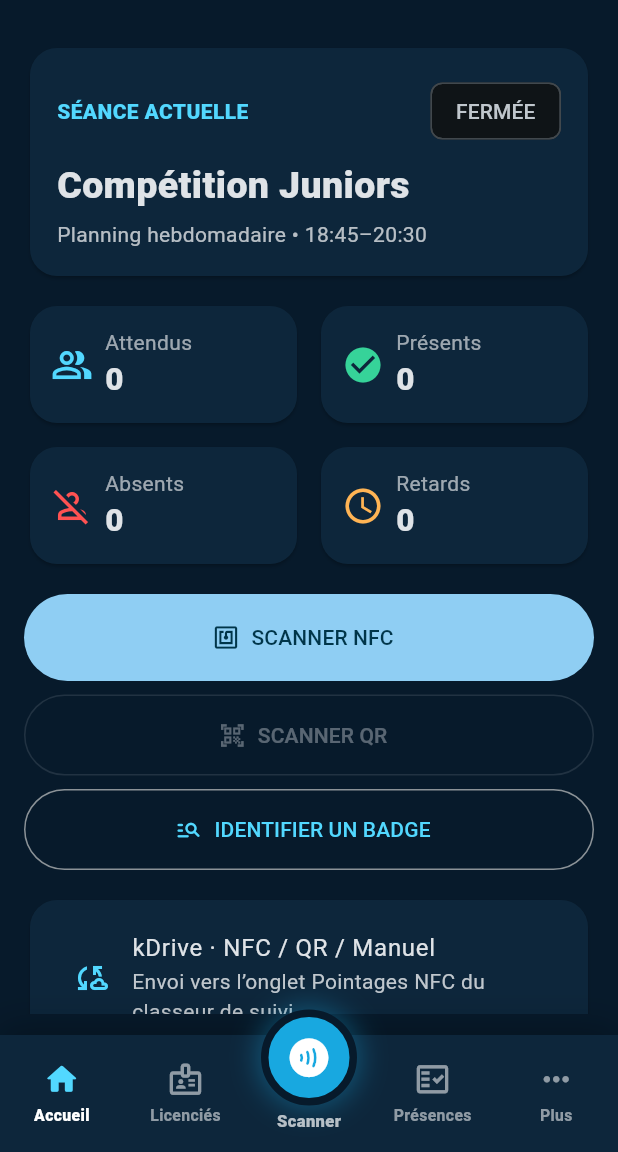
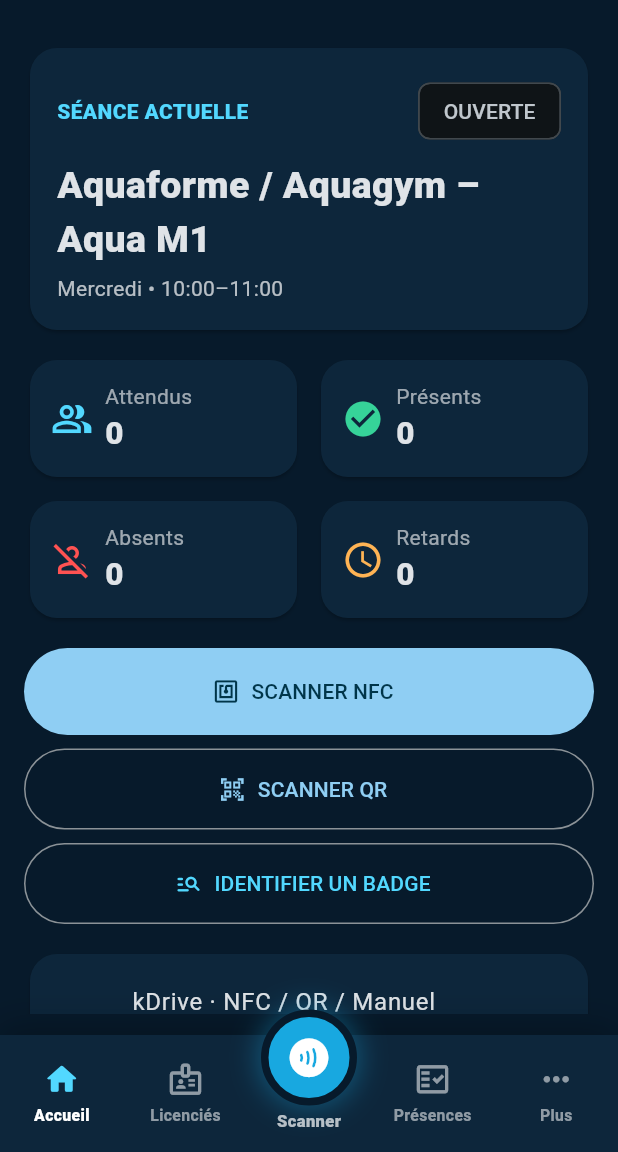
Before and after one commit to arcenickteam/ClubNage-NFC, a Flutter app: the screen it shows after launch, on a phone screen of 412 x 824 dp, the part 84-1236 px from its top. Run offline on Flutter 3.47's test engine with Material 3 defaults, Android fonts, the phone set to English and light mode, and no system bars; our stand-ins replace file_picker, flutter_secure_storage, shared_preferences; missing offline and left inert: flutter_appauth, mobile_scanner, nfc_manager.

Commit message:
V7.22 - Planning complet et pointage manuel scanner

```diff
--- a/lib/main.dart
+++ b/lib/main.dart
@@ -143,7 +143,8 @@ class _ClubNageHomeState extends State<ClubNageHome> with WidgetsBindingObserver
 
 
 
-  // Créneaux « Validé » du référentiel V8. Les créneaux à confirmer ne sont pas auto-ouverts.
+  // Les 26 créneaux « Validé » du Planning référentiel V8 (kDrive).
+  // Ne pas inclure les séances « Sur demande » dans les ouvertures automatiques.
   static const _weeklySlots = <Map<String, Object>>[
     {'id':'officiel-01','label':'Junior','groups':['Junior'],'weekday':1,'start':'18:45','end':'20:30'},
     {'id':'officiel-02','label':'Junior','groups':['Junior'],'weekday':2,'start':'19:15','end':'20:45'},
@@ -164,10 +165,32 @@ class _ClubNageHomeState extends State<ClubNageHome> with WidgetsBindingObserver
     {'id':'officiel-17','label':'Adultes','groups':['Adultes'],'weekday':1,'start':'19:30','end':'20:30'},
     {'id':'officiel-18','label':'Adultes','groups':['Adultes'],'weekday':4,'start':'12:00','end':'13:00'},
     {'id':'officiel-19','label':'Adultes','groups':['Adultes'],'weekday':4,'start':'19:30','end':'20:30'},
+    // V7.22 : créneaux manquants du référentiel officiel (Jaunes et Aquaforme).
+    // Les identifiants de groupe doivent correspondre exactement à la colonne
+    // « Créneau » de la base licenciés pour respecter les autorisations V8.
+    {'id':'officiel-20','label':'Débutants – Jaune M','groups':['Jaune M'],'weekday':3,'start':'11:00','end':'11:45'},
+    {'id':'officiel-21','label':'Débutants – Jaune S1','groups':['Jaune S1'],'weekday':6,'start':'09:30','end':'10:15'},
+    {'id':'officiel-22','label':'Débutants – Jaune S2','groups':['Jaune S2'],'weekday':6,'start':'10:15','end':'11:00'},
+    {'id':'officiel-23','label':'Aquaforme / Aquagym – Aqua M1','groups':['Aqua M1'],'weekday':3,'start':'10:00','end':'11:00'},
+    {'id':'officiel-24','label':'Aquaforme / Aquagym – Aqua M2','groups':['Aqua M2'],'weekday':3,'start':'12:30','end':'13:30'},
+    {'id':'officiel-25','label':'Aquaforme / Aquagym – Aqua V','groups':['Aqua V'],'weekday':5,'start':'20:00','end':'21:00'},
+    {'id':'officiel-26','label':'Aquaforme / Aquagym – Aqua S','groups':['Aqua S'],'weekday':6,'start':'09:00','end':'09:30'},
   ];
   String _dayName(int w) => const ['', 'Lundi','Mardi','Mercredi','Jeudi','Vendredi','Samedi','Dimanche'][w];
   DateTime _at(DateTime d,String t){final p=t.split(':');return DateTime(d.year,d.month,d.day,int.parse(p[0]),int.parse(p[1]));}
-  List<Map<String,Object>> get _todaySlots => _weeklySlots.where((s)=>s['weekday']==DateTime.now().weekday).toList();
+  // Afficher le planning chronologiquement, même si les groupes sont
+  // déclarés par famille dans le référentiel statique.
+  List<Map<String,Object>> get _sortedWeeklySlots {
+    final sorted = _weeklySlots.toList();
+    sorted.sort((a, b) {
+      final byDay = (a['weekday'] as int).compareTo(b['weekday'] as int);
+      return byDay != 0 ? byDay :
+          (a['start'] as String).compareTo(b['start'] as String);
+    });
+    return sorted;
+  }
+  List<Map<String,Object>> get _todaySlots => _sortedWeeklySlots
+      .where((s) => s['weekday'] == DateTime.now().weekday).toList();
   List<String> _slotGroups(Map<String,Object> s)=>List<String>.from(s['groups'] as List);
   bool _slotCanOpen(Map<String,Object> s){final n=DateTime.now(),st=_at(n,s['start'] as String),en=_at(n,s['end'] as String);return !n.isBefore(st.subtract(const Duration(minutes:30)))&&n.isBefore(en.add(const Duration(minutes:15)));}
   List<Member> _membersForGroups(List<String> ids)=>members.where((m)=>ids.any((id)=>SlotAuthorization.permission(m,id)==SlotPermission.authorized)).toList();
@@ -1473,6 +1496,23 @@ class _ClubNageHomeState extends State<ClubNageHome> with WidgetsBindingObserver
                 label: const Text('UTILISER LE QR DE SECOURS'),
                 style: OutlinedButton.styleFrom(
                   minimumSize: const Size.fromHeight(52),
+                ),
+              ),
+
+              // Accès direct à l'appel manuel pour la séance sélectionnée.
+              // _go(5) arrête le lecteur NFC si nécessaire et conserve
+              // activeSession : aucune séance exceptionnelle n'est créée.
+              const SizedBox(height: 9),
+              OutlinedButton.icon(
+                onPressed: sessionOpen && !_closingSession &&
+                        _attendanceError == null
+                    ? () => _go(5)
+                    : null,
+                icon: const Icon(Icons.edit_note_rounded),
+                label: const Text('POINTAGE MANUEL'),
+                style: OutlinedButton.styleFrom(
+                  minimumSize: const Size.fromHeight(52),
+                  foregroundColor: cyan,
                 ),
               ),
             ],
@@ -1781,7 +1821,7 @@ class _ClubNageHomeState extends State<ClubNageHome> with WidgetsBindingObserver
       const SizedBox(height:18),
       const Text('Planning hebdomadaire',style:TextStyle(fontSize:19,fontWeight:FontWeight.w900)),
       const SizedBox(height:8),
-      ..._weeklySlots.map((slot)=>ListTile(dense:true,leading:const Icon(Icons.event_outlined),title:Text(slot['label'] as String),subtitle:Text('${_dayName(slot['weekday'] as int)} • ${slot['start']}–${slot['end']}'))),
+      ..._sortedWeeklySlots.map((slot)=>ListTile(dense:true,leading:const Icon(Icons.event_outlined),title:Text(slot['label'] as String),subtitle:Text('${_dayName(slot['weekday'] as int)} • ${slot['start']}–${slot['end']}'))),
     ]);
   }
 
```
